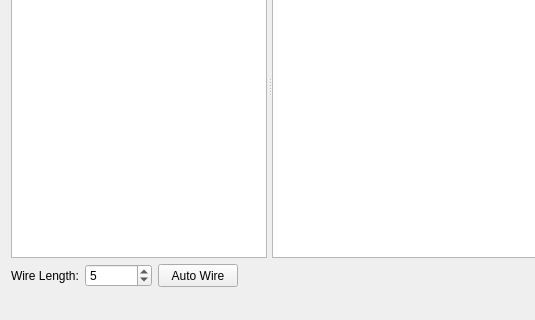
First picture: the form in res/mainwindow.ui, repository computergeek1507/xModelGenQT, before the edit; both pictures show x 0 to 535 and y 116 to 436 of the 662 by 436 pixel window.
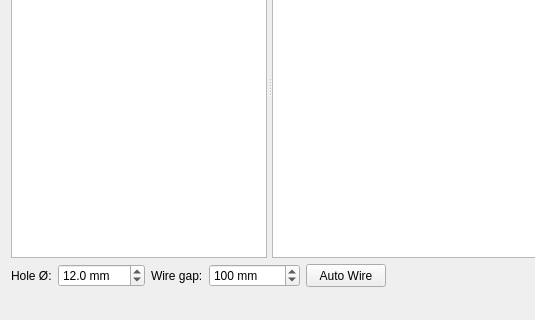
Second picture: the form after the edit.

Commit message: Detect 12mm holes (incl. blocks/inserts) and interactive wiring

```diff
--- a/res/mainwindow.ui
+++ b/res/mainwindow.ui
@@ -55,6 +55,38 @@
     </item>
     <item>
      <layout class="QHBoxLayout" name="horizontalLayout">
+      <item>
+       <widget class="QLabel" name="label_holeDia">
+        <property name="text">
+         <string>Hole &#216;:</string>
+        </property>
+       </widget>
+      </item>
+      <item>
+       <widget class="QDoubleSpinBox" name="doubleSpinBox_holeDia">
+        <property name="toolTip">
+         <string>Target hole diameter in millimetres (re-detects on change)</string>
+        </property>
+        <property name="suffix">
+         <string> mm</string>
+        </property>
+        <property name="decimals">
+         <number>1</number>
+        </property>
+        <property name="minimum">
+         <double>0.500000000000000</double>
+        </property>
+        <property name="maximum">
+         <double>1000.000000000000000</double>
+        </property>
+        <property name="singleStep">
+         <double>0.500000000000000</double>
+        </property>
+        <property name="value">
+         <double>12.000000000000000</double>
+        </property>
+       </widget>
+      </item>
       <item>
        <widget class="QLabel" name="label">
         <property name="sizePolicy">
@@ -64,7 +96,7 @@
          </sizepolicy>
         </property>
         <property name="text">
-         <string>Wire Length:</string>
+         <string>Wire gap:</string>
         </property>
        </widget>
       </item>
@@ -77,7 +109,10 @@
          </sizepolicy>
         </property>
         <property name="toolTip">
-         <string>Maximum gap between wired nodes, in the DXF's drawing units</string>
+         <string>Maximum gap between consecutive wired nodes, in millimetres</string>
+        </property>
+        <property name="suffix">
+         <string> mm</string>
         </property>
         <property name="minimum">
          <number>1</number>
@@ -89,7 +124,7 @@
          <number>5</number>
         </property>
         <property name="value">
-         <number>5</number>
+         <number>100</number>
         </property>
        </widget>
       </item>
```
The commit also changes 6 other files.
